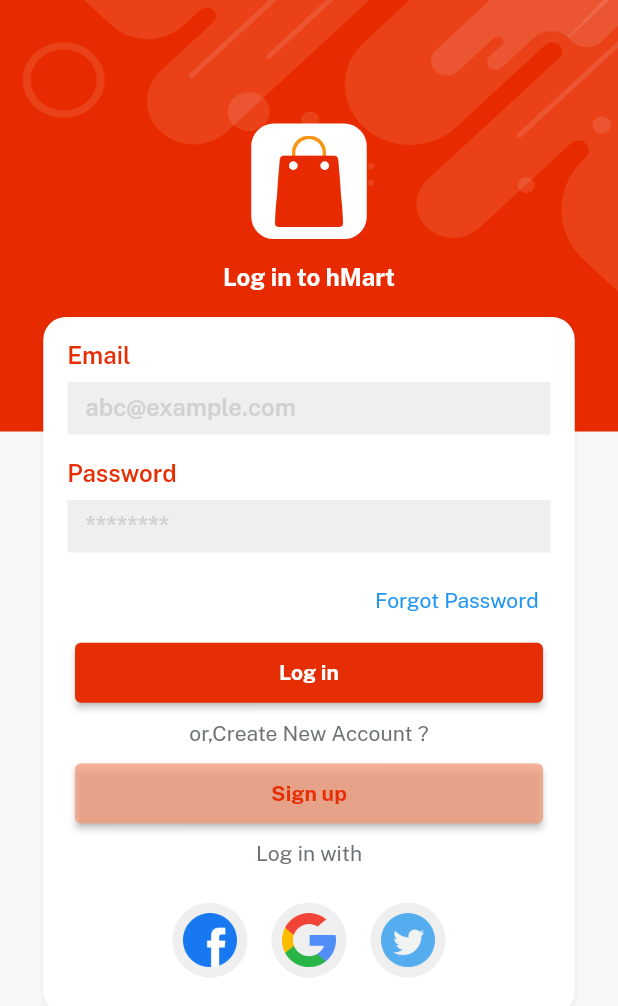
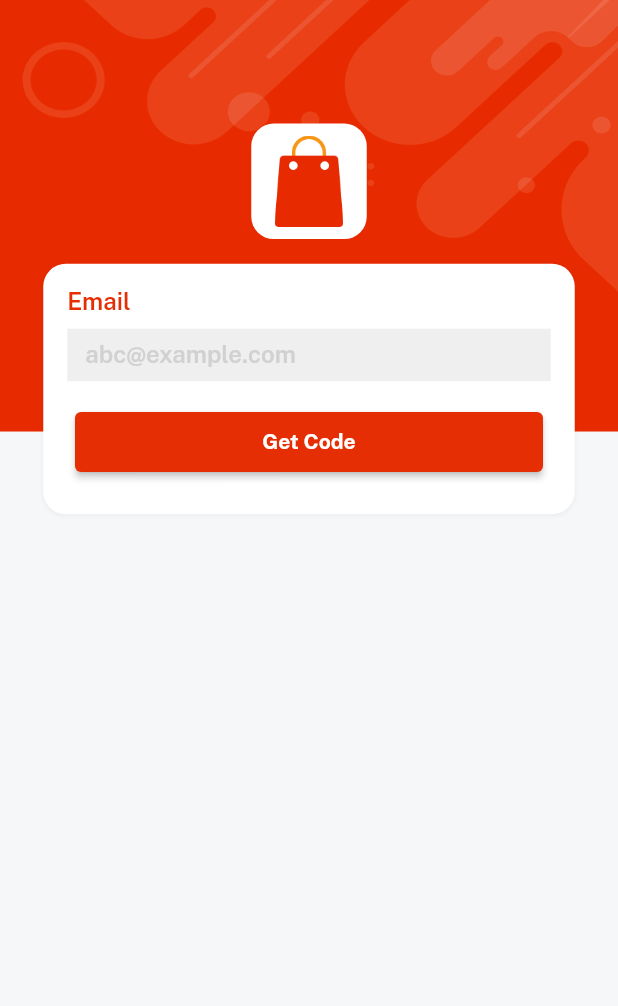
Before and after one commit to HussnulMaab192/Ecommerce-App-with-Flutter, a Flutter app: the screen it shows after launch, after a tap on "Forgot Password", on a phone screen of 412 x 824 dp. Shown: the top 1006 px of the screen. Run offline on Flutter 3.47's test engine with Material 2 defaults, Android fonts, the phone set to English and light mode, and no system bars; our stand-ins replace cloud_firestore, firebase_auth, firebase_core, get, shared_preferences, velocity_x; accounts and stored records are empty.

Commit message:
Add: Forget password functionality

```diff
--- /dev/null
+++ b/lib/views/auth_screens/forget_passwd.dart
@@ -0,0 +1,74 @@
+import 'package:flutter_amazon/consts/consts.dart';
+import 'package:flutter_amazon/views/auth_screens/login_screen.dart';
+import 'package:flutter_amazon/widgets_common/app_logo_widget.dart';
+import 'package:flutter_amazon/widgets_common/bg_widget.dart';
+import 'package:flutter_amazon/widgets_common/text_fields.dart';
+import 'package:get/get.dart';
+
+import '../../controllers/authController.dart';
+import '../../widgets_common/custom_button.dart';
+import '../../widgets_common/responsive_height.dart';
+
+class ForgetPasswordScreen extends StatefulWidget {
+  const ForgetPasswordScreen({super.key});
+
+  @override
+  State<ForgetPasswordScreen> createState() => _ForgetPasswordScreenState();
+}
+
+class _ForgetPasswordScreenState extends State<ForgetPasswordScreen> {
+  var controller = Get.put(AuthController());
+  TextEditingController emailController = TextEditingController();
+
+  @override
+  Widget build(BuildContext context) {
+    return bgWidget(Scaffold(
+      body: SingleChildScrollView(
+        child: GetBuilder<AuthController>(builder: (ctr) {
+          return Center(
+            child: Column(
+              children: [
+                myCommonheight(0.1),
+                appLogoContainer(),
+                myCommonheight(0.02),
+                Column(children: [
+                  customTextField(
+                      title: email,
+                      hint: emailHint,
+                      ispass: false,
+                      controller: emailController),
+                  myCommonheight(0.02),
+                  ctr.isLoader
+                      ? const Center(
+                          child: CircularProgressIndicator(color: redColor))
+                      : const SizedBox(),
+                  customButton(
+                    onPressed: controller.isButtonDisabled
+                        ? null
+                        : () async {
+                            await controller.handleForgotPassword(
+                                email: emailController.text);
+                            emailController.clear();
+                            Get.offAll(() => const LoginScreen());
+                          },
+                    textcolor: Colors.white,
+                    title: "Get Code",
+                    buttonColor: redColor,
+                  ).box.width(context.screenWidth - 100).make(),
+                  myCommonheight(0.01),
+                ])
+                    .box
+                    .white
+                    .rounded
+                    .padding(const EdgeInsets.all(16))
+                    .shadowSm
+                    .width(context.screenWidth - (context.height * 0.07))
+                    .make()
+              ],
+            ),
+          );
+        }),
+      ),
+    ));
+  }
+}
--- a/lib/views/auth_screens/login_screen.dart
+++ b/lib/views/auth_screens/login_screen.dart
@@ -1,4 +1,5 @@
 import 'package:flutter_amazon/consts/consts.dart';
+import 'package:flutter_amazon/views/auth_screens/forget_passwd.dart';
 import 'package:flutter_amazon/views/auth_screens/sign_up.dart';
 import 'package:flutter_amazon/widgets_common/app_logo_widget.dart';
 import 'package:flutter_amazon/widgets_common/bg_widget.dart';
@@ -55,7 +56,10 @@
                   Align(
                       alignment: Alignment.centerRight,
                       child: TextButton(
-                          onPressed: () {}, child: forgetPassword.text.make())),
+                          onPressed: () async {
+                            await Get.to(const ForgetPasswordScreen());
+                          },
+                          child: forgetPassword.text.make())),
                   ctr.isLoader
                       ? const Center(
                           child: CircularProgressIndicator(color: redColor))
```
Also changed, not shown: lib/controllers/authController.dart (+31 -0 lines).
